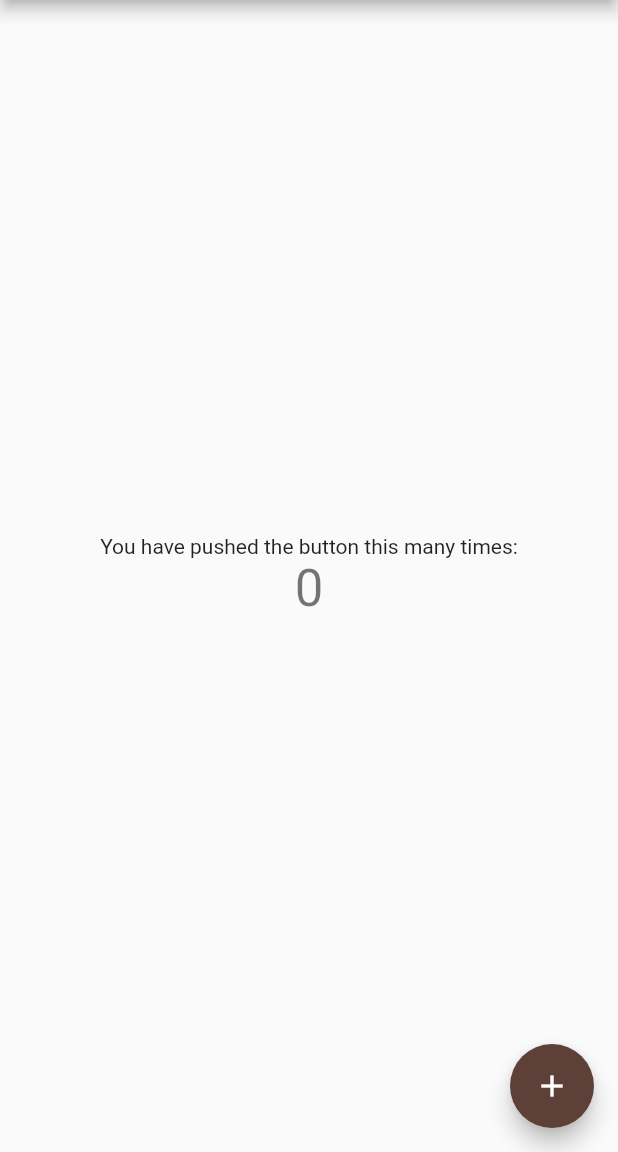
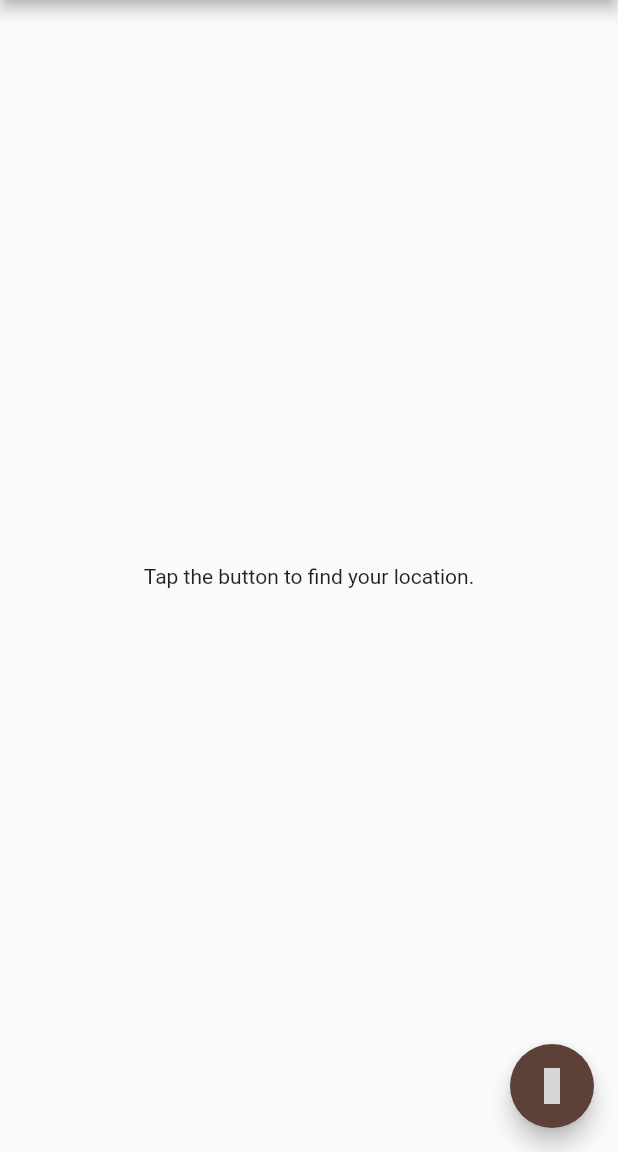
Before and after one commit to Pertempto/pins, a Flutter app: the screen it shows after launch, on a phone screen of 412 x 824 dp, the part 84-1236 px from its top. Run offline on Flutter 3.47's test engine with Material 2 defaults, Android fonts, the phone set to English and light mode, and no system bars; our stand-ins replace geolocator, material_design_icons_flutter; grey boxes are pictures that could not be loaded.

Commit message:
Got locator working.

```diff
--- /dev/null
+++ b/lib/data/data_store.dart
@@ -0,0 +1,47 @@
+import 'package:geolocator/geolocator.dart';
+
+
+class DataStore {
+  static init() {}
+
+  /// Determine the current position of the device.
+  ///
+  /// When the location services are not enabled or permissions
+  /// are denied the `Future` will return an error.
+  static Future<Position> determinePosition() async {
+    bool serviceEnabled;
+    LocationPermission permission;
+
+    // Test if location services are enabled.
+    serviceEnabled = await Geolocator.isLocationServiceEnabled();
+    if (!serviceEnabled) {
+      // Location services are not enabled don't continue
+      // accessing the position and request users of the
+      // App to enable the location services.
+      return Future.error('Location services are disabled.');
+    }
+
+    permission = await Geolocator.checkPermission();
+    if (permission == LocationPermission.denied) {
+      permission = await Geolocator.requestPermission();
+      if (permission == LocationPermission.denied) {
+        // Permissions are denied, next time you could try
+        // requesting permissions again (this is also where
+        // Android's shouldShowRequestPermissionRationale
+        // returned true. According to Android guidelines
+        // your App should show an explanatory UI now.
+        return Future.error('Location permissions are denied');
+      }
+    }
+
+    if (permission == LocationPermission.deniedForever) {
+      // Permissions are denied forever, handle appropriately.
+      return Future.error(
+          'Location permissions are permanently denied, we cannot request permissions.');
+    }
+
+    // When we reach here, permissions are granted and we can
+    // continue accessing the position of the device.
+    return await Geolocator.getCurrentPosition();
+  }
+}
--- a/lib/main.dart
+++ b/lib/main.dart
@@ -1,6 +1,11 @@
 import 'package:flutter/material.dart';
+import 'package:geolocator/geolocator.dart';
+import 'package:material_design_icons_flutter/material_design_icons_flutter.dart';
+
+import 'data/data_store.dart';
 
 void main() {
+  DataStore.init();
   runApp(const MyApp());
 }
 
@@ -35,13 +40,7 @@ class MyHomePage extends StatefulWidget {
 }
 
 class _MyHomePageState extends State<MyHomePage> {
-  int _counter = 0;
-
-  void _incrementCounter() {
-    setState(() {
-      _counter++;
-    });
-  }
+  Position? position;
 
   @override
   Widget build(BuildContext context) {
@@ -53,21 +52,25 @@ class _MyHomePageState extends State<MyHomePage> {
         child: Column(
           mainAxisAlignment: MainAxisAlignment.center,
           children: <Widget>[
-            const Text(
-              'You have pushed the button this many times:',
-            ),
-            Text(
-              '$_counter',
-              style: Theme.of(context).textTheme.headline4,
-            ),
+            Text(position != null ? position.toString() : 'Tap the button to find your location.'),
           ],
         ),
       ),
       floatingActionButton: FloatingActionButton(
-        onPressed: _incrementCounter,
-        tooltip: 'Increment',
-        child: const Icon(Icons.add),
-      ), // This trailing comma makes auto-formatting nicer for build methods.
+        onPressed: _locate,
+        tooltip: 'Pin',
+        child: const Icon(MdiIcons.mapMarker),
+      ),
     );
   }
+
+  _locate() {
+    DataStore.determinePosition().then((pos) {
+      setState(() {
+        position = pos;
+      });
+    }, onError: (error) {
+      ScaffoldMessenger.of(context).showSnackBar(SnackBar(content: Text('ERROR: $error')));
+    });
+  }
 }
```
Also changed, not shown: pubspec.yaml (+4 -5 lines), pubspec.lock, 6 other files.
